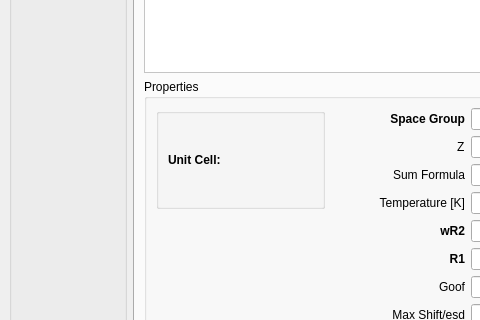
Old version of the form stdb_main.ui in the repository dkratzert/StructureFinder; both pictures show x 0 to 480 and y 247 to 567 of the 1030 by 751 pixel window.
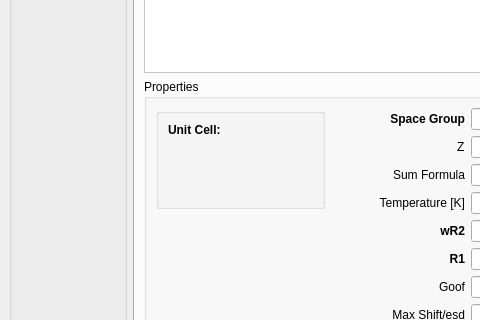
New version of the form.

Commit message: ui adjustments to uni cell

```diff
--- a/stdb_main.ui
+++ b/stdb_main.ui
@@ -231,7 +231,7 @@
                   <string/>
                  </property>
                  <layout class="QGridLayout" name="gridLayout_5">
-                  <item row="0" column="1">
+                  <item row="1" column="1">
                    <widget class="QLabel" name="cellField">
                     <property name="sizePolicy">
                      <sizepolicy hsizetype="Expanding" vsizetype="Expanding">
@@ -248,9 +248,12 @@
                     <property name="text">
                      <string/>
                     </property>
+                    <property name="alignment">
+                     <set>Qt::AlignLeading|Qt::AlignLeft|Qt::AlignTop</set>
+                    </property>
                    </widget>
                   </item>
-                  <item row="0" column="0">
+                  <item row="0" column="1">
                    <widget class="QLabel" name="CellLabel">
                     <property name="font">
                      <font>
@@ -261,6 +264,9 @@
                     <property name="text">
                      <string>Unit Cell:</string>
                     </property>
+                    <property name="alignment">
+                     <set>Qt::AlignLeading|Qt::AlignLeft|Qt::AlignTop</set>
+                    </property>
                    </widget>
                   </item>
                  </layout>
```
Left out of the diff: 2 changed lines with no effect on the pictures. The commit also changes 3 other files.
